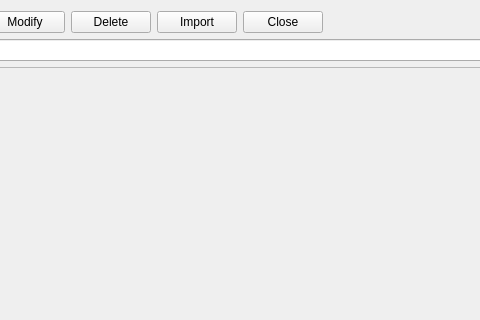
Above: woterm/qwosessionmanage.ui from aoyiduo/woterm before the change; both pictures show x 198 to 678 and y 0 to 320 of the 839 by 536 pixel window. Below: the same form after it.
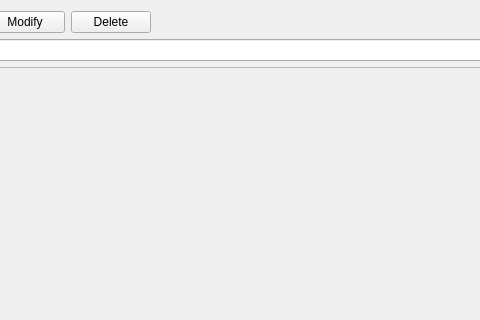
That is the form after the change. Icons and pictures are not drawn.

```diff
--- a/woterm/qwosessionmanage.ui
+++ b/woterm/qwosessionmanage.ui
@@ -88,40 +88,6 @@
        </property>
       </widget>
      </item>
-     <item>
-      <widget class="QPushButton" name="btnImport">
-       <property name="text">
-        <string>Import</string>
-       </property>
-       <property name="icon">
-        <iconset resource="qwoterm.qrc">
-         <normaloff>:/woterm/resource/skin/import.png</normaloff>:/woterm/resource/skin/import.png</iconset>
-       </property>
-       <property name="iconSize">
-        <size>
-         <width>16</width>
-         <height>16</height>
-        </size>
-       </property>
-      </widget>
-     </item>
-     <item>
-      <widget class="QPushButton" name="btnClose">
-       <property name="text">
-        <string>Close</string>
-       </property>
-       <property name="icon">
-        <iconset resource="qwoterm.qrc">
-         <normaloff>:/woterm/resource/skin/tabclose.png</normaloff>:/woterm/resource/skin/tabclose.png</iconset>
-       </property>
-       <property name="iconSize">
-        <size>
-         <width>16</width>
-         <height>16</height>
-        </size>
-       </property>
-      </widget>
-     </item>
      <item>
       <spacer name="horizontalSpacer">
        <property name="orientation">
```
Left out of the diff: 21 changed lines with no effect on the pictures.
